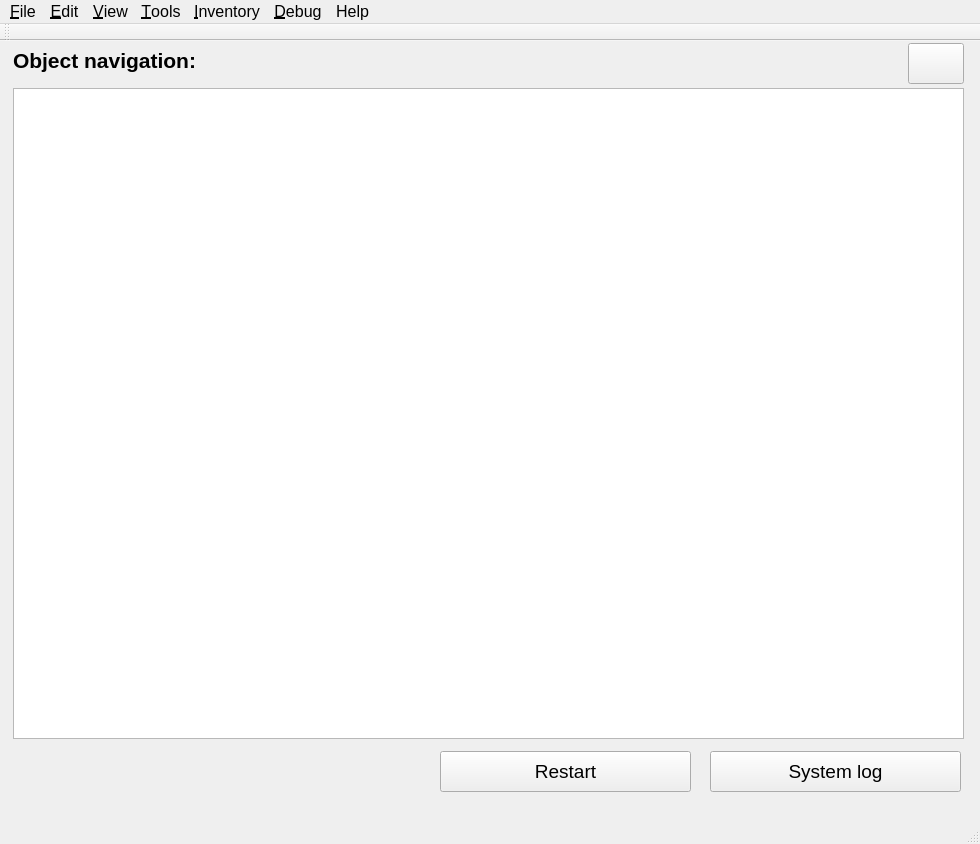
Before: the Qt Designer form server/scripts/myRailIO/ui/Main_Frame.ui in jonasbjurel/myRailIO, drawn with Qt 5.
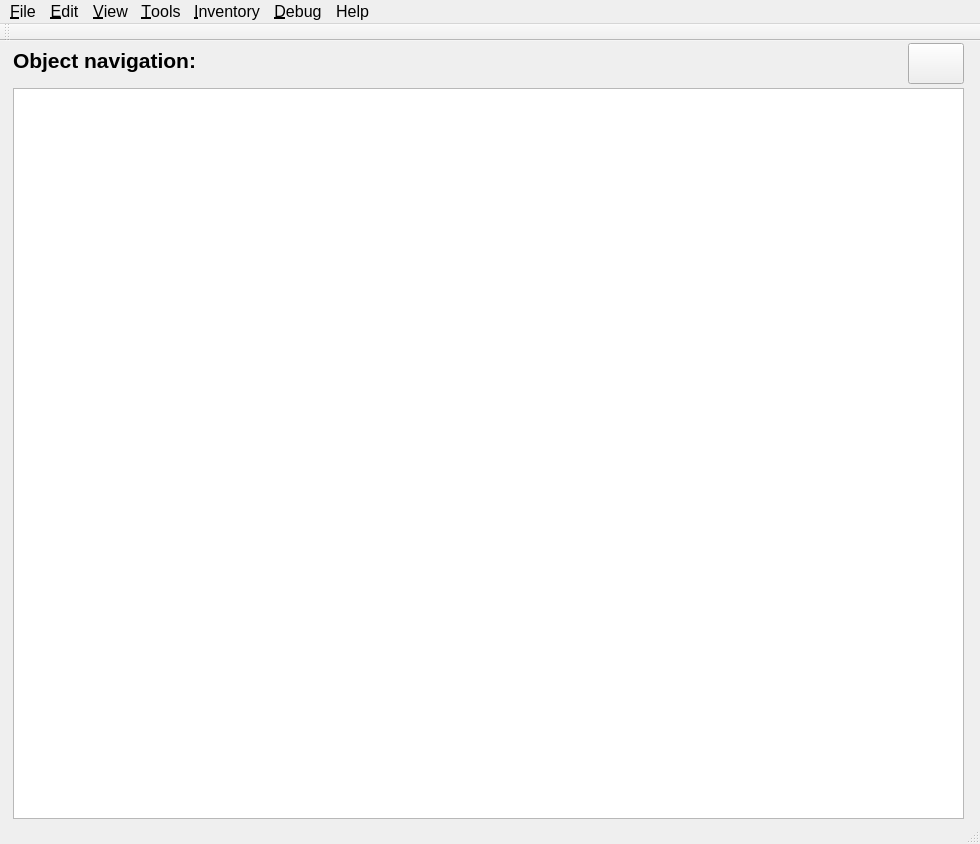
After: the same form once the commit is applied. Icons and pictures are not drawn.

Diff of the .ui file:
```diff
--- a/server/scripts/myRailIO/ui/Main_Frame.ui
+++ b/server/scripts/myRailIO/ui/Main_Frame.ui
@@ -53,54 +53,6 @@
      <string>&lt;html&gt;&lt;head/&gt;&lt;body&gt;&lt;p&gt;&lt;span style=&quot; font-size:16pt; font-weight:600;&quot;&gt;Object navigation:&lt;/span&gt;&lt;/p&gt;&lt;/body&gt;&lt;/html&gt;</string>
     </property>
    </widget>
-   <widget class="QPushButton" name="restartPushButton">
-    <property name="geometry">
-     <rect>
-      <x>440</x>
-      <y>710</y>
-      <width>251</width>
-      <height>41</height>
-     </rect>
-    </property>
-    <property name="font">
-     <font>
-      <pointsize>14</pointsize>
-     </font>
-    </property>
-    <property name="text">
-     <string>Restart</string>
-    </property>
-    <property name="checkable">
-     <bool>false</bool>
-    </property>
-    <property name="autoExclusive">
-     <bool>false</bool>
-    </property>
-   </widget>
-   <widget class="QPushButton" name="topLogPushButton">
-    <property name="geometry">
-     <rect>
-      <x>710</x>
-      <y>710</y>
-      <width>251</width>
-      <height>41</height>
-     </rect>
-    </property>
-    <property name="font">
-     <font>
-      <pointsize>14</pointsize>
-     </font>
-    </property>
-    <property name="text">
-     <string>System log</string>
-    </property>
-    <property name="checkable">
-     <bool>false</bool>
-    </property>
-    <property name="autoExclusive">
-     <bool>false</bool>
-    </property>
-   </widget>
    <widget class="QLabel" name="label_9">
     <property name="geometry">
      <rect>
@@ -152,7 +104,7 @@
       <x>13</x>
       <y>47</y>
       <width>951</width>
-      <height>651</height>
+      <height>731</height>
      </rect>
     </property>
     <property name="sizePolicy">
```
